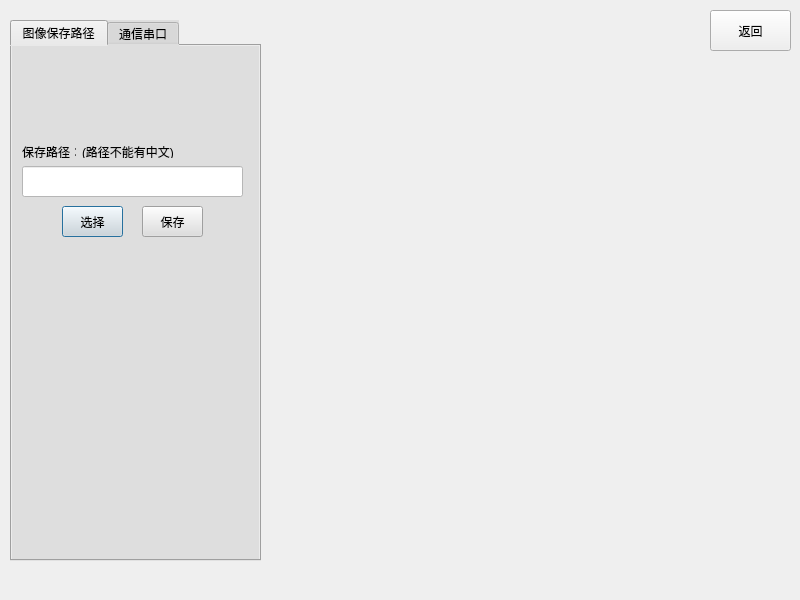
Before: the Qt Designer form hello/configuredlg.ui in galepai/hello, drawn with Qt 5.
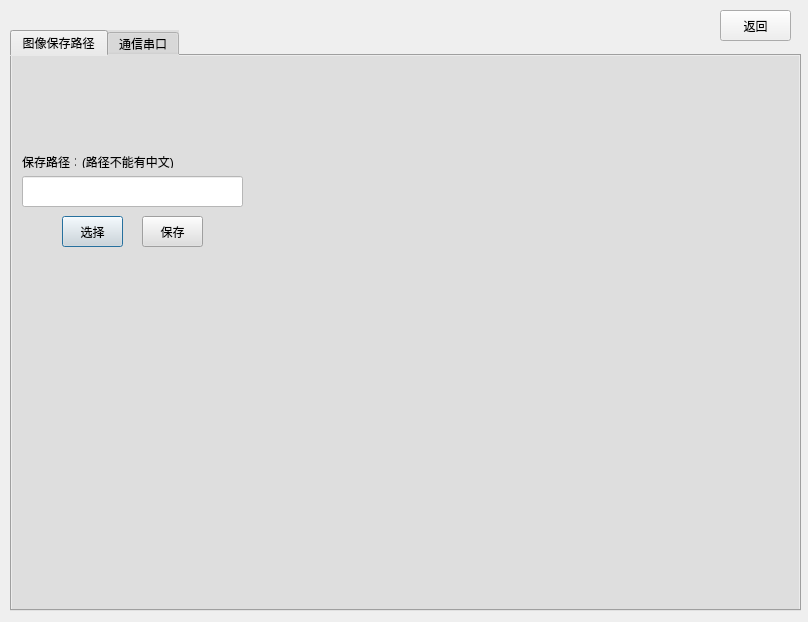
After: the same form once the commit is applied.

What changed in the file:
```diff
--- a/hello/configuredlg.ui
+++ b/hello/configuredlg.ui
@@ -9,8 +9,8 @@
    <rect>
     <x>0</x>
     <y>0</y>
-    <width>800</width>
-    <height>600</height>
+    <width>808</width>
+    <height>622</height>
    </rect>
   </property>
   <property name="minimumSize">
@@ -29,9 +29,9 @@
    <property name="geometry">
     <rect>
      <x>10</x>
-     <y>20</y>
-     <width>251</width>
-     <height>541</height>
+     <y>30</y>
+     <width>791</width>
+     <height>581</height>
     </rect>
    </property>
    <property name="styleSheet">
@@ -231,10 +231,10 @@
   <widget class="QPushButton" name="ReturnButton">
    <property name="geometry">
     <rect>
-     <x>710</x>
+     <x>720</x>
      <y>10</y>
-     <width>81</width>
-     <height>41</height>
+     <width>71</width>
+     <height>31</height>
     </rect>
    </property>
    <property name="text">
```
